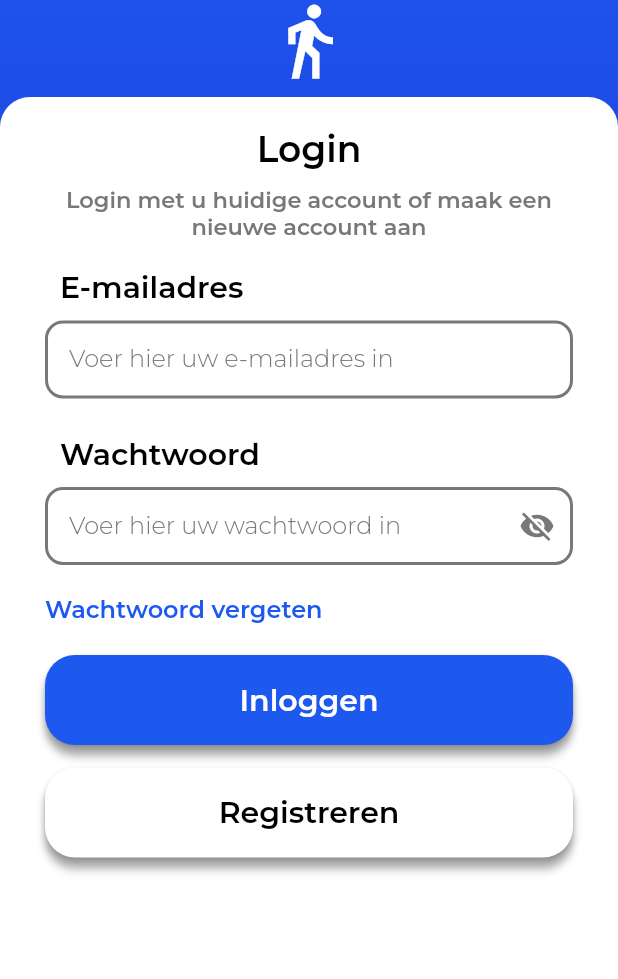
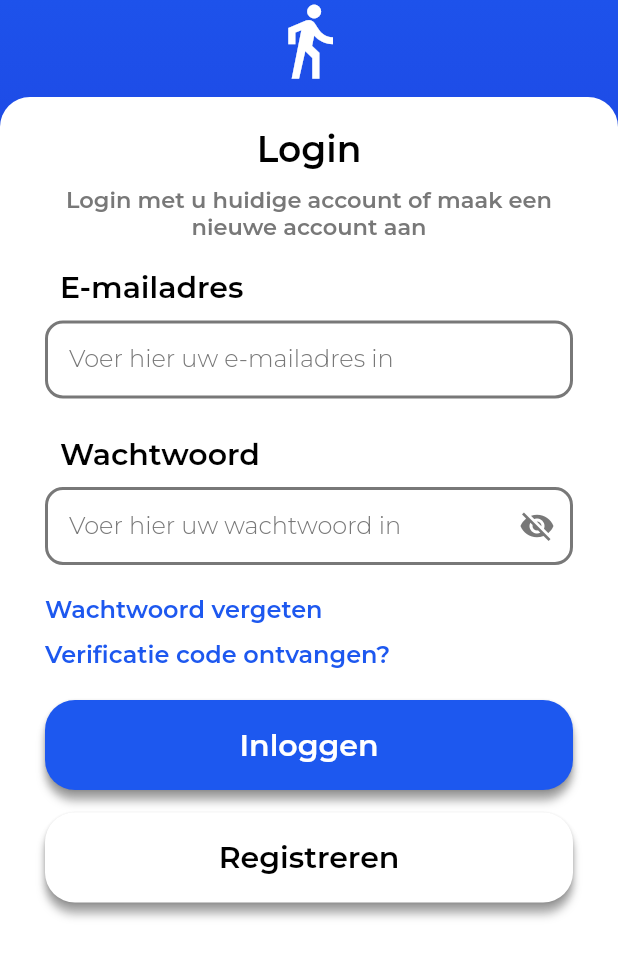
Before and after one commit to DwarfNinja/loopsnelheid-app, a Flutter app: the screen it shows after launch, on a phone screen of 412 x 824 dp, the part 107-1086 px from its top. Run offline on Flutter 3.47's test engine with Material 2 defaults, Android fonts, the phone set to English and light mode, and no system bars; our stand-ins replace device_info_plus, device_preview, fl_chart, flutter_dotenv, flutter_switch, geolocator and 5 more; missing offline and left inert: cron, flutter_activity_recognition, flutter_background_service, flutter_background_service_android, pausable_timer, pdfx.

Commit message:
Feat: add button to go to verification page
Update app version number

```diff
--- a/lib/views/register/login.dart
+++ b/lib/views/register/login.dart
@@ -105,6 +105,8 @@ class _LoginState extends State<Login> {
               private: true
           ),
           const SizedBox(height: 15),
+          Column(
+            children: [
               Align(
                 alignment: Alignment.centerLeft,
                 child: TextButton(
@@ -117,6 +119,21 @@ class _LoginState extends State<Login> {
                   },
                   child: Text('Wachtwoord vergeten', style: app_theme.textTheme.bodyText2!.copyWith(color: app_theme.blue)),
                 ),
+              ),
+              Align(
+                alignment: Alignment.centerLeft,
+                child: TextButton(
+                  style: TextButton.styleFrom(
+                      padding: EdgeInsets.zero,
+                      minimumSize: const Size(5, 30),
+                      tapTargetSize: MaterialTapTargetSize.shrinkWrap),
+                  onPressed: () {
+                    Navigator.pushNamed(context, "/register_verification");
+                  },
+                  child: Text('Verificatie code ontvangen?', style: app_theme.textTheme.bodyText2!.copyWith(color: app_theme.blue)),
+                ),
+              ),
+            ],
           )
         ]
     );
--- a/pubspec.yaml
+++ b/pubspec.yaml
@@ -15,7 +15,7 @@ publish_to: 'none' # Remove this line if you wish to publish to pub.dev
 # In iOS, build-name is used as CFBundleShortVersionString while build-number used as CFBundleVersion.
 # Read more about iOS versioning at
 # https://developer.apple.com/library/archive/documentation/General/Reference/InfoPlistKeyReference/Articles/CoreFoundationKeys.html
-version: 1.0.3
+version: 1.0.4+1
 
 environment:
   sdk: ">=2.17.0 <3.0.0"
```
Lines whose indentation alone changed are shown as unchanged.
